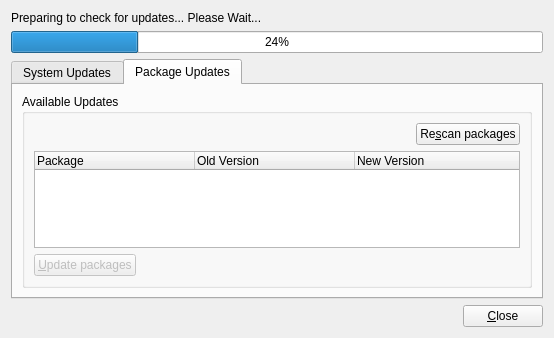
Old version of the form src-qt4/pc-updategui/mainWin.ui in the repository trueos/pcbsd.
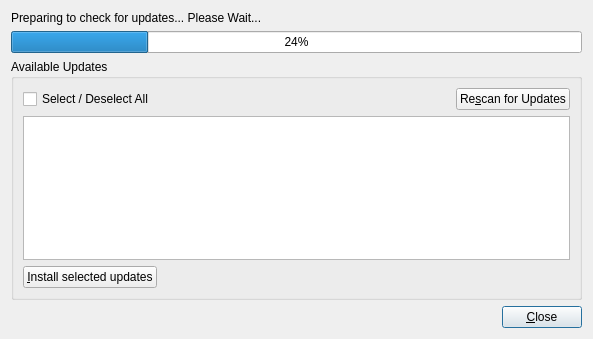
New version of the form. The open tabs and pages were chosen to show the change. Icons and pictures are not drawn.

Commit message: Update the pc-updatemanager, remove the pkgng stuff, since its all in pc-pkgmanager now

What changed in the file:
```diff
--- a/src-qt4/pc-updategui/mainWin.ui
+++ b/src-qt4/pc-updategui/mainWin.ui
@@ -6,14 +6,38 @@
    <rect>
     <x>0</x>
     <y>0</y>
-    <width>554</width>
-    <height>338</height>
+    <width>593</width>
+    <height>339</height>
    </rect>
   </property>
   <property name="windowTitle">
    <string>Update Manager</string>
   </property>
   <layout class="QGridLayout" name="gridLayout">
+   <item row="3" column="0">
+    <layout class="QHBoxLayout" name="horizontalLayout_3">
+     <item>
+      <spacer name="horizontalSpacer_2">
+       <property name="orientation">
+        <enum>Qt::Horizontal</enum>
+       </property>
+       <property name="sizeHint" stdset="0">
+        <size>
+         <width>40</width>
+         <height>20</height>
+        </size>
+       </property>
+      </spacer>
+     </item>
+     <item>
+      <widget class="QPushButton" name="pushClose">
+       <property name="text">
+        <string>&amp;Close</string>
+       </property>
+      </widget>
+     </item>
+    </layout>
+   </item>
    <item row="0" column="0">
     <widget class="QLabel" name="textLabel">
      <property name="sizePolicy">
@@ -41,16 +65,6 @@
     </widget>
    </item>
    <item row="2" column="0">
-    <widget class="QTabWidget" name="tabUpdates">
-     <property name="currentIndex">
-      <number>0</number>
-     </property>
-     <widget class="QWidget" name="systab">
-      <attribute name="title">
-       <string>System Updates</string>
-      </attribute>
-      <layout class="QGridLayout" name="gridLayout_2">
-       <item row="0" column="0">
         <widget class="QGroupBox" name="groupUpdates">
          <property name="title">
           <string>Available Updates</string>
@@ -126,139 +140,6 @@
           </item>
          </layout>
         </widget>
-       </item>
-      </layout>
-     </widget>
-     <widget class="QWidget" name="pkgtab">
-      <attribute name="title">
-       <string>Package Updates</string>
-      </attribute>
-      <layout class="QGridLayout" name="gridLayout_5">
-       <item row="0" column="0">
-        <widget class="QGroupBox" name="groupUpdatesPkgs">
-         <property name="title">
-          <string>Available Updates</string>
-         </property>
-         <layout class="QGridLayout" name="gridLayout_4">
-          <item row="0" column="0">
-           <layout class="QHBoxLayout" name="horizontalLayout_4">
-            <item>
-             <spacer name="horizontalSpacer_3">
-              <property name="orientation">
-               <enum>Qt::Horizontal</enum>
-              </property>
-              <property name="sizeHint" stdset="0">
-               <size>
-                <width>40</width>
-                <height>20</height>
-               </size>
-              </property>
-             </spacer>
-            </item>
-            <item>
-             <widget class="QPushButton" name="buttonRescanPkgs">
-              <property name="text">
-               <string>Re&amp;scan packages</string>
-              </property>
-              <property name="icon">
-               <iconset resource="pc-updategui.qrc">
-                <normaloff>:/view-refresh.png</normaloff>:/view-refresh.png</iconset>
-              </property>
-              <property name="flat">
-               <bool>false</bool>
-              </property>
-             </widget>
-            </item>
-           </layout>
-          </item>
-          <item row="2" column="0">
-           <layout class="QHBoxLayout" name="horizontalLayout_5">
-            <item>
-             <widget class="QPushButton" name="pushUpdatePkgs">
-              <property name="enabled">
-               <bool>false</bool>
-              </property>
-              <property name="text">
-               <string>&amp;Update packages</string>
-              </property>
-             </widget>
-            </item>
-            <item>
-             <spacer name="spacer2_2">
-              <property name="orientation">
-               <enum>Qt::Horizontal</enum>
-              </property>
-              <property name="sizeType">
-               <enum>QSizePolicy::Expanding</enum>
-              </property>
-              <property name="sizeHint" stdset="0">
-               <size>
-                <width>223</width>
-                <height>21</height>
-               </size>
-              </property>
-             </spacer>
-            </item>
-           </layout>
-          </item>
-          <item row="1" column="0">
-           <widget class="QTreeWidget" name="listViewUpdatesPkgs">
-            <property name="indentation">
-             <number>0</number>
-            </property>
-            <attribute name="headerCascadingSectionResizes">
-             <bool>false</bool>
-            </attribute>
-            <attribute name="headerDefaultSectionSize">
-             <number>160</number>
-            </attribute>
-            <column>
-             <property name="text">
-              <string>Package</string>
-             </property>
-            </column>
-            <column>
-             <property name="text">
-              <string>Old Version</string>
-             </property>
-            </column>
-            <column>
-             <property name="text">
-              <string>New Version</string>
-             </property>
-            </column>
-           </widget>
-          </item>
-         </layout>
-        </widget>
-       </item>
-      </layout>
-     </widget>
-    </widget>
-   </item>
-   <item row="3" column="0">
-    <layout class="QHBoxLayout" name="horizontalLayout_3">
-     <item>
-      <spacer name="horizontalSpacer_2">
-       <property name="orientation">
-        <enum>Qt::Horizontal</enum>
-       </property>
-       <property name="sizeHint" stdset="0">
-        <size>
-         <width>40</width>
-         <height>20</height>
-        </size>
-       </property>
-      </spacer>
-     </item>
-     <item>
-      <widget class="QPushButton" name="pushClose">
-       <property name="text">
-        <string>&amp;Close</string>
-       </property>
-      </widget>
-     </item>
-    </layout>
    </item>
   </layout>
  </widget>
```
Lines whose indentation alone changed are shown as unchanged. The commit also changes 2 other files.
